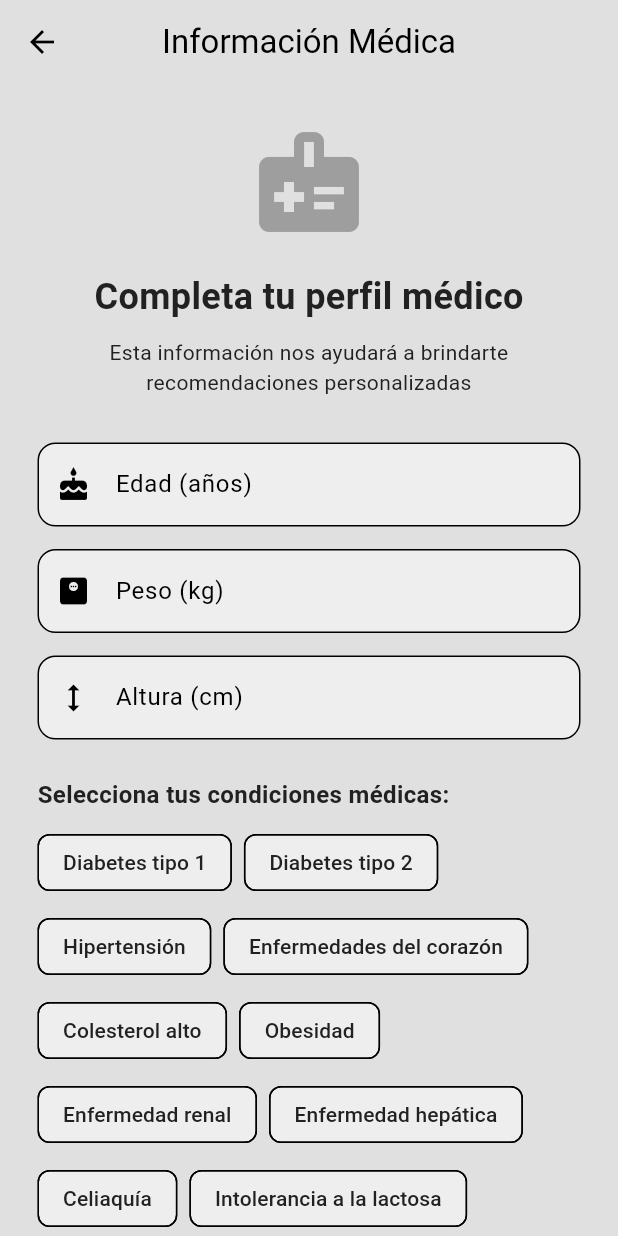
After one commit to 202745EsquedaDaniel/Hackaton-NutrimedIA, a Flutter app: the MedicalInfoPage screen opened directly, on a phone screen of 412 x 824 dp. The commit adds this screen. Run offline on Flutter 3.47's test engine with Material 3 defaults, Android fonts, the phone set to English and light mode, and no system bars; our stand-ins replace cached_network_image, cloud_firestore, file_picker, firebase_auth, firebase_core, firebase_storage and 1 more; accounts and stored records are empty.

Commit message:
[ADD] - Register information

```diff
--- /dev/null
+++ b/lib/core/constants/app_constants.dart
@@ -0,0 +1,49 @@
+// Constantes de la aplicación NutrimedIA
+library;
+
+class AppConstants {
+  // Lista de enfermedades soportadas
+  static const List<String> supportedDiseases = [
+    'Diabetes tipo 1',
+    'Diabetes tipo 2',
+    'Hipertensión',
+    'Enfermedades del corazón',
+    'Colesterol alto',
+    'Obesidad',
+    'Enfermedad renal',
+    'Enfermedad hepática',
+    'Celiaquía',
+    'Intolerancia a la lactosa',
+    'Anemia',
+    'Hipotiroidismo',
+    'Hipertiroidismo',
+    'Gota',
+    'Ninguna',
+  ];
+
+  // Rangos de valores normales (para futuras validaciones)
+  static const int minAge = 1;
+  static const int maxAge = 120;
+  static const double minWeight = 20.0; // kg
+  static const double maxWeight = 300.0; // kg
+  static const double minHeight = 50.0; // cm
+  static const double maxHeight = 250.0; // cm
+
+  // Mensajes de error
+  static const String errorEmptyFields = 'Por favor completa todos los campos';
+  static const String errorInvalidAge = 'Edad inválida';
+  static const String errorInvalidWeight = 'Peso inválido';
+  static const String errorInvalidHeight = 'Altura inválida';
+  static const String errorNoDiseaseSelected =
+      'Por favor selecciona al menos una opción';
+
+  // Mensajes de éxito
+  static const String successMedicalInfoSaved =
+      'Información médica guardada exitosamente';
+
+  // Colecciones de Firestore
+  static const String usersCollection = 'users';
+  static const String foodsCollection = 'foods'; // Para futuro uso
+  static const String scannedFoodsCollection =
+      'scanned_foods'; // Para futuro uso
+}
--- a/lib/features/auth/domain/entities/app_user.dart
+++ b/lib/features/auth/domain/entities/app_user.dart
@@ -2,16 +2,35 @@ class AppUser {
   final String uid;
   final String email;
   final String name;
+  final int? age;
+  final double? weight; // en kg
+  final double? height; // en cm
+  final List<String>? diseases; // enfermedades del usuario
+  final bool medicalInfoCompleted; // indica si completó el formulario médico
 
   AppUser({
     required this.uid,
     required this.email,
-    required this.name, //
+    required this.name,
+    this.age,
+    this.weight,
+    this.height,
+    this.diseases,
+    this.medicalInfoCompleted = false,
   });
 
   //  convert app user -> json
   Map<String, dynamic> toJson() {
-    return {'uid': uid, 'email': email, 'name': name};
+    return {
+      'uid': uid,
+      'email': email,
+      'name': name,
+      'age': age,
+      'weight': weight,
+      'height': height,
+      'diseases': diseases,
+      'medicalInfoCompleted': medicalInfoCompleted,
+    };
   }
 
   //  convert json -> app user
@@ -20,6 +39,36 @@ class AppUser {
       uid: jsonUser['uid'],
       email: jsonUser['email'],
       name: jsonUser['name'],
+      age: jsonUser['age'],
+      weight: jsonUser['weight']?.toDouble(),
+      height: jsonUser['height']?.toDouble(),
+      diseases: jsonUser['diseases'] != null
+          ? List<String>.from(jsonUser['diseases'])
+          : null,
+      medicalInfoCompleted: jsonUser['medicalInfoCompleted'] ?? false,
+    );
+  }
+
+  // Método para copiar el usuario con nuevos datos
+  AppUser copyWith({
+    String? uid,
+    String? email,
+    String? name,
+    int? age,
+    double? weight,
+    double? height,
+    List<String>? diseases,
+    bool? medicalInfoCompleted,
+  }) {
+    return AppUser(
+      uid: uid ?? this.uid,
+      email: email ?? this.email,
+      name: name ?? this.name,
+      age: age ?? this.age,
+      weight: weight ?? this.weight,
+      height: height ?? this.height,
+      diseases: diseases ?? this.diseases,
+      medicalInfoCompleted: medicalInfoCompleted ?? this.medicalInfoCompleted,
     );
   }
 }
--- /dev/null
+++ b/lib/features/auth/presentation/pages/medical_info_page.dart
@@ -0,0 +1,230 @@
+import 'package:flutter/material.dart';
+import 'package:flutter_bloc/flutter_bloc.dart';
+import 'package:nutrimedai/core/constants/app_constants.dart';
+import 'package:nutrimedai/features/auth/presentation/components/my_button.dart';
+import 'package:nutrimedai/features/auth/presentation/cubits/auth_cubit.dart';
+
+class MedicalInfoPage extends StatefulWidget {
+  const MedicalInfoPage({super.key});
+
+  @override
+  State<MedicalInfoPage> createState() => _MedicalInfoPageState();
+}
+
+class _MedicalInfoPageState extends State<MedicalInfoPage> {
+  final ageController = TextEditingController();
+  final weightController = TextEditingController();
+  final heightController = TextEditingController();
+
+  Set<String> selectedDiseases = {};
+
+  void saveMedicalInfo() {
+    final int? age = int.tryParse(ageController.text);
+    final double? weight = double.tryParse(weightController.text);
+    final double? height = double.tryParse(heightController.text);
+
+    // Validar que los campos no estén vacíos
+    if (age == null || weight == null || height == null) {
+      ScaffoldMessenger.of(context).showSnackBar(
+        const SnackBar(content: Text("Por favor completa todos los campos")),
+      );
+      return;
+    }
+
+    if (selectedDiseases.isEmpty) {
+      ScaffoldMessenger.of(context).showSnackBar(
+        const SnackBar(
+          content: Text(
+            "Por favor selecciona al menos una opción (puede ser 'Ninguna')",
+          ),
+        ),
+      );
+      return;
+    }
+
+    // Guardar información médica
+    final authCubit = context.read<AuthCubit>();
+    authCubit.updateMedicalInfo(
+      age: age,
+      weight: weight,
+      height: height,
+      diseases: selectedDiseases.toList(),
+    );
+  }
+
+  @override
+  void dispose() {
+    ageController.dispose();
+    weightController.dispose();
+    heightController.dispose();
+    super.dispose();
+  }
+
+  @override
+  Widget build(BuildContext context) {
+    return Scaffold(
+      backgroundColor: Theme.of(context).colorScheme.surface,
+      appBar: AppBar(
+        title: const Text("Información Médica"),
+        centerTitle: true,
+        backgroundColor: Colors.transparent,
+        elevation: 0,
+      ),
+      body: SafeArea(
+        child: SingleChildScrollView(
+          padding: const EdgeInsets.all(25),
+          child: Column(
+            crossAxisAlignment: CrossAxisAlignment.start,
+            children: [
+              // Icono y mensaje
+              Center(
+                child: Column(
+                  children: [
+                    Icon(
+                      Icons.medical_information,
+                      size: 80,
+                      color: Theme.of(context).colorScheme.primary,
+                    ),
+                    const SizedBox(height: 20),
+                    Text(
+                      "Completa tu perfil médico",
+                      style: TextStyle(
+                        fontSize: 24,
+                        fontWeight: FontWeight.bold,
+                        color: Theme.of(context).colorScheme.inversePrimary,
+                      ),
+                    ),
+                    const SizedBox(height: 10),
+                    Text(
+                      "Esta información nos ayudará a brindarte recomendaciones personalizadas",
+                      textAlign: TextAlign.center,
+                      style: TextStyle(
+                        fontSize: 14,
+                        color: Theme.of(context).colorScheme.inversePrimary,
+                      ),
+                    ),
+                  ],
+                ),
+              ),
+
+              const SizedBox(height: 30),
+
+              // Edad
+              TextField(
+                controller: ageController,
+                keyboardType: TextInputType.number,
+                decoration: InputDecoration(
+                  labelText: "Edad (años)",
+                  hintText: "Ejemplo: 25",
+                  prefixIcon: const Icon(Icons.cake),
+                  border: OutlineInputBorder(
+                    borderRadius: BorderRadius.circular(12),
+                  ),
+                  filled: true,
+                  fillColor: Theme.of(context).colorScheme.secondary,
+                ),
+              ),
+
+              const SizedBox(height: 15),
+
+              // Peso
+              TextField(
+                controller: weightController,
+                keyboardType: TextInputType.numberWithOptions(decimal: true),
+                decoration: InputDecoration(
+                  labelText: "Peso (kg)",
+                  hintText: "Ejemplo: 70.5",
+                  prefixIcon: const Icon(Icons.monitor_weight),
+                  border: OutlineInputBorder(
+                    borderRadius: BorderRadius.circular(12),
+                  ),
+                  filled: true,
+                  fillColor: Theme.of(context).colorScheme.secondary,
+                ),
+              ),
+
+              const SizedBox(height: 15),
+
+              // Altura
+              TextField(
+                controller: heightController,
+                keyboardType: TextInputType.numberWithOptions(decimal: true),
+                decoration: InputDecoration(
+                  labelText: "Altura (cm)",
+                  hintText: "Ejemplo: 170",
+                  prefixIcon: const Icon(Icons.height),
+                  border: OutlineInputBorder(
+                    borderRadius: BorderRadius.circular(12),
+                  ),
+                  filled: true,
+                  fillColor: Theme.of(context).colorScheme.secondary,
+                ),
+              ),
+
+              const SizedBox(height: 25),
+
+              // Lista de enfermedades
+              Text(
+                "Selecciona tus condiciones médicas:",
+                style: TextStyle(
+                  fontSize: 16,
+                  fontWeight: FontWeight.bold,
+                  color: Theme.of(context).colorScheme.inversePrimary,
+                ),
+              ),
+
+              const SizedBox(height: 10),
+
+              // Chips de enfermedades
+              Wrap(
+                spacing: 8,
+                runSpacing: 8,
+                children: AppConstants.supportedDiseases.map((disease) {
+                  final isSelected = selectedDiseases.contains(disease);
+                  return FilterChip(
+                    label: Text(disease),
+                    selected: isSelected,
+                    onSelected: (selected) {
+                      setState(() {
+                        if (disease == 'Ninguna') {
+                          if (selected) {
+                            selectedDiseases.clear();
+                            selectedDiseases.add(disease);
+                          } else {
+                            selectedDiseases.remove(disease);
+                          }
+                        } else {
+                          selectedDiseases.remove('Ninguna');
+                          if (selected) {
+                            selectedDiseases.add(disease);
+                          } else {
+                            selectedDiseases.remove(disease);
+                          }
+                        }
+                      });
+                    },
+                    backgroundColor: Theme.of(context).colorScheme.secondary,
+                    selectedColor: Theme.of(context).colorScheme.primary,
+                    checkmarkColor: Colors.white,
+                    labelStyle: TextStyle(
+                      color: isSelected
+                          ? Colors.white
+                          : Theme.of(context).colorScheme.inversePrimary,
+                    ),
+                  );
+                }).toList(),
+              ),
+
+              const SizedBox(height: 30),
+
+              // Botón para guardar
+              MyButton(text: "Guardar y Continuar", onTap: saveMedicalInfo),
+
+              const SizedBox(height: 20),
+            ],
+          ),
+        ),
+      ),
+    );
+  }
+}
--- a/lib/features/profile/domain/entities/profile_user.dart
+++ b/lib/features/profile/domain/entities/profile_user.dart
@@ -8,35 +8,49 @@ class ProfileUser extends AppUser {
     required super.uid,
     required super.email,
     required super.name,
+    super.age,
+    super.weight,
+    super.height,
+    super.diseases,
+    super.medicalInfoCompleted,
     required this.bio,
     required this.profileImageUrl,
   });
 
   //  method to update user profile
+  @override
   ProfileUser copyWith({
+    String? uid,
+    String? email,
+    String? name,
+    int? age,
+    double? weight,
+    double? height,
+    List<String>? diseases,
+    bool? medicalInfoCompleted,
     String? newBio,
     String? newProfileImageUrl,
-    List<String>? newFollowers,
-    List<String>? newFollowing,
   }) {
     return ProfileUser(
-      uid: uid,
-      email: email,
-      name: name,
+      uid: uid ?? this.uid,
+      email: email ?? this.email,
+      name: name ?? this.name,
+      age: age ?? this.age,
+      weight: weight ?? this.weight,
+      height: height ?? this.height,
+      diseases: diseases ?? this.diseases,
+      medicalInfoCompleted: medicalInfoCompleted ?? this.medicalInfoCompleted,
       bio: newBio ?? bio,
       profileImageUrl: newProfileImageUrl ?? profileImageUrl,
     );
   }
 
   // convert profile user -> json
+  @override
   Map<String, dynamic> toJson() {
-    return {
-      'uid': super.uid,
-      'email': super.email,
-      'name': super.name,
-      'bio': bio,
-      'profileImageUrl': profileImageUrl,
-    };
+    final json = super.toJson();
+    json.addAll({'bio': bio, 'profileImageUrl': profileImageUrl});
+    return json;
   }
 
   // convert json -> profile user
@@ -45,6 +59,13 @@ class ProfileUser extends AppUser {
       uid: json['uid'],
       email: json['email'],
       name: json['name'],
+      age: json['age'],
+      weight: json['weight']?.toDouble(),
+      height: json['height']?.toDouble(),
+      diseases: json['diseases'] != null
+          ? List<String>.from(json['diseases'])
+          : null,
+      medicalInfoCompleted: json['medicalInfoCompleted'] ?? false,
       bio: json['bio'] ?? '',
       profileImageUrl: json['profileImageUrl'] ?? '',
     );
```
Also changed, not shown: lib/app.dart (+7 -1 lines), lib/features/auth/data/firebase_auth_repo.dart (+25 -12 lines), lib/features/auth/domain/repos/auth_repo.dart (+7 -0 lines), lib/features/auth/presentation/cubits/auth_cubit.dart (+44 -0 lines), pubspec.yaml (+5 -5 lines), pubspec.lock, 5 other files.
